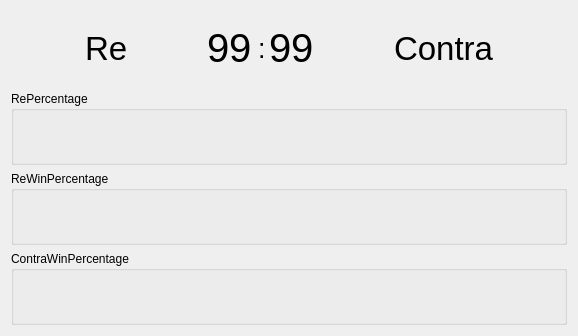
Qt form src/ui/game/recontrastatswidget.ui (lbproductions/psnewmodel) before a commit.
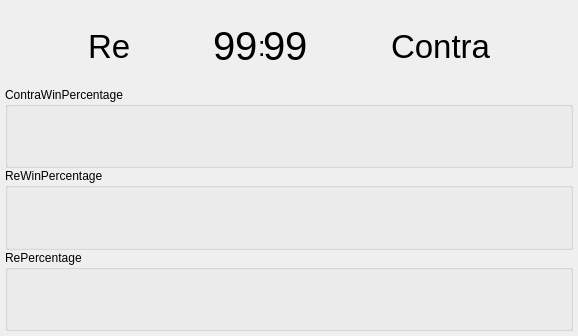
The same form after that commit.

Patch:
```diff
--- a/src/ui/game/recontrastatswidget.ui
+++ b/src/ui/game/recontrastatswidget.ui
@@ -14,6 +14,57 @@
    <string>Form</string>
   </property>
   <layout class="QVBoxLayout" name="verticalLayout">
+   <property name="spacing">
+    <number>0</number>
+   </property>
+   <property name="leftMargin">
+    <number>5</number>
+   </property>
+   <property name="topMargin">
+    <number>5</number>
+   </property>
+   <property name="rightMargin">
+    <number>5</number>
+   </property>
+   <property name="bottomMargin">
+    <number>5</number>
+   </property>
+   <item>
+    <widget class="QScrollArea" name="scrollArea">
+     <property name="frameShape">
+      <enum>QFrame::NoFrame</enum>
+     </property>
+     <property name="widgetResizable">
+      <bool>true</bool>
+     </property>
+     <widget class="QWidget" name="scrollAreaWidgetContents">
+      <property name="geometry">
+       <rect>
+        <x>0</x>
+        <y>0</y>
+        <width>568</width>
+        <height>326</height>
+       </rect>
+      </property>
+      <property name="styleSheet">
+       <string notr="true"/>
+      </property>
+      <layout class="QVBoxLayout" name="verticalLayout_2">
+       <property name="spacing">
+        <number>0</number>
+       </property>
+       <property name="leftMargin">
+        <number>0</number>
+       </property>
+       <property name="topMargin">
+        <number>0</number>
+       </property>
+       <property name="rightMargin">
+        <number>0</number>
+       </property>
+       <property name="bottomMargin">
+        <number>0</number>
+       </property>
    <item>
     <layout class="QHBoxLayout" name="horizontalLayout">
      <item>
@@ -142,28 +193,33 @@
      </item>
     </layout>
    </item>
-   <item>
-    <widget class="QGroupBox" name="groupBoxRe">
-     <property name="styleSheet">
-      <string notr="true"/>
-     </property>
-     <property name="title">
-      <string>RePercentage</string>
-     </property>
-    </widget>
-   </item>
-   <item>
-    <widget class="QGroupBox" name="groupBoxReWins">
-     <property name="title">
-      <string>ReWinPercentage</string>
-     </property>
-    </widget>
-   </item>
    <item>
     <widget class="QGroupBox" name="groupBoxContraWins">
      <property name="title">
       <string>ContraWinPercentage</string>
      </property>
+        </widget>
+       </item>
+       <item>
+        <widget class="QGroupBox" name="groupBoxReWins">
+         <property name="title">
+          <string>ReWinPercentage</string>
+         </property>
+        </widget>
+       </item>
+       <item>
+        <widget class="QGroupBox" name="groupBoxRe">
+         <property name="styleSheet">
+          <string notr="true"/>
+         </property>
+         <property name="title">
+          <string>RePercentage</string>
+         </property>
+         <zorder></zorder>
+        </widget>
+       </item>
+      </layout>
+     </widget>
     </widget>
    </item>
   </layout>
```
Lines whose indentation alone changed are shown as unchanged.
